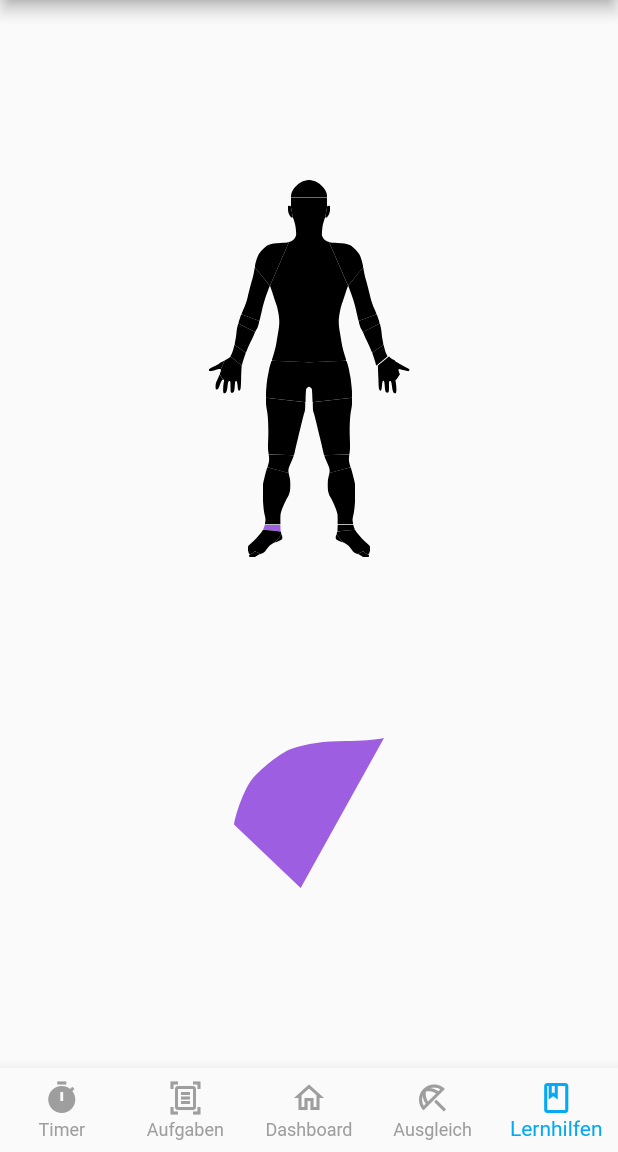
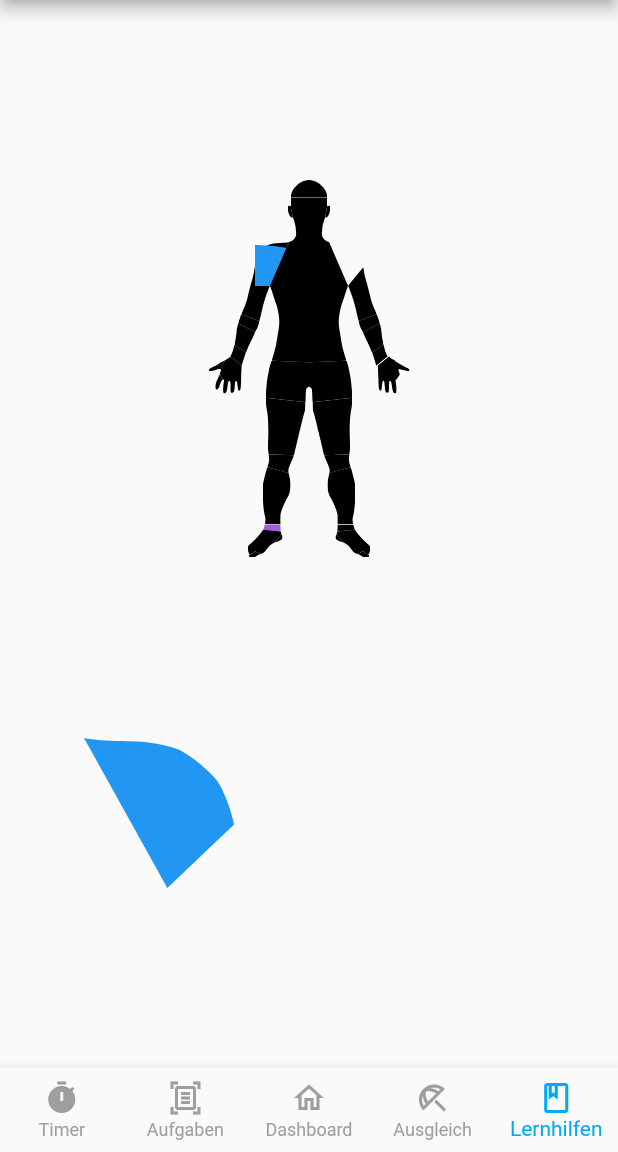
Before and after one commit to tiptr/LearnBuddy, a Flutter app: the screen it shows after launch, item 5 of the bottom bar chosen, on a phone screen of 412 x 824 dp, the part 84-1236 px from its top. Run offline on Flutter 3.47's test engine with Material 2 defaults, Android fonts, the phone set to English and light mode, and no system bars; our stand-ins replace bloc, equatable, flutter_bloc, flutter_svg, sqflite; accounts and stored records are empty.

Commit message:
positions not right

```diff
--- a/learning_app/lib/features/lernhilfen/screens/lernhilfen_screen.dart
+++ b/learning_app/lib/features/lernhilfen/screens/lernhilfen_screen.dart
@@ -11,7 +11,7 @@ import 'package:learning_app/features/lernhilfen/widgets/head.dart';
 import 'package:learning_app/features/lernhilfen/widgets/hip.dart';
 import 'package:learning_app/features/lernhilfen/widgets/knees.dart';
 import 'package:learning_app/features/lernhilfen/widgets/shanks.dart';
-import 'package:learning_app/features/lernhilfen/widgets/shoulders.dart';
+import 'package:learning_app/features/lernhilfen/widgets/shoulders_test.dart';
 import 'package:learning_app/features/lernhilfen/widgets/underarms.dart';
 import 'package:learning_app/features/lernhilfen/widgets/upper_arms.dart';
 import 'package:learning_app/features/lernhilfen/widgets/waist.dart';
@@ -35,18 +35,7 @@ class LernhilfenScreen extends StatelessWidget {
         ),
         const Spacer(),
         Center(
-          child: GestureDetector(
-            child: SizedBox(
-              height:100,
-              width: 100,
-              child: CustomPaint(
-    size: Size(100, (100*1.2804048760196658).toDouble()), //You can Replace [WIDTH] with your desired width for Custom Paint and height will be calculated automatically
-    painter: RPSCustomPainter(),
-)
-
-            ),
-            onTap: () => print("TESTERTEST"),
-          ),
+          child: LeftShoulder(),
         ),
         const Spacer(),
       ],
```
